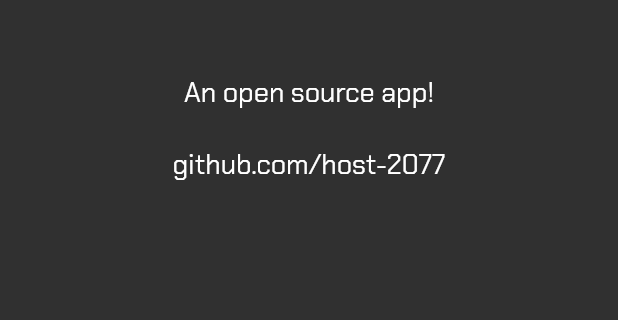
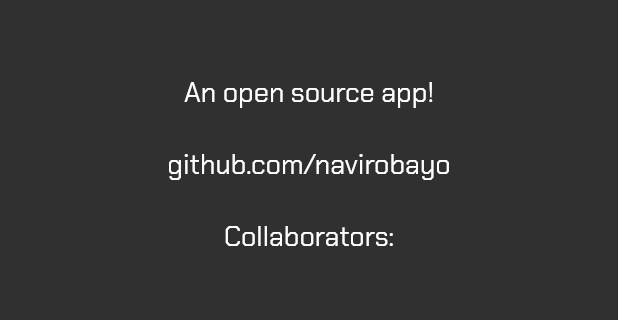
Before and after one commit to navirobayo/venom, a Flutter app: the AboutScreen screen opened directly, on a phone screen of 412 x 824 dp, the part 233-553 px from its top. Run offline on Flutter 3.47's test engine with Material 2 defaults, Android fonts, the phone set to English and light mode, and no system bars; our stand-ins replace circular_countdown_timer, flutter_time_picker_spinner, google_fonts, sqflite; accounts and stored records are empty.

Commit message:
About Screen Update

```diff
--- a/venom/lib/presentation/settings_screen/about_screen.dart
+++ b/venom/lib/presentation/settings_screen/about_screen.dart
@@ -30,7 +30,14 @@
                 height: 25,
               ),
               Text(
-                "github.com/host-2077",
+                "github.com/navirobayo",
+                style: TextStyle(fontSize: 18.0),
+              ),
+              SizedBox(
+                height: 25,
+              ),
+              Text(
+                "Collaborators:",
                 style: TextStyle(fontSize: 18.0),
               ),
             ],
```
